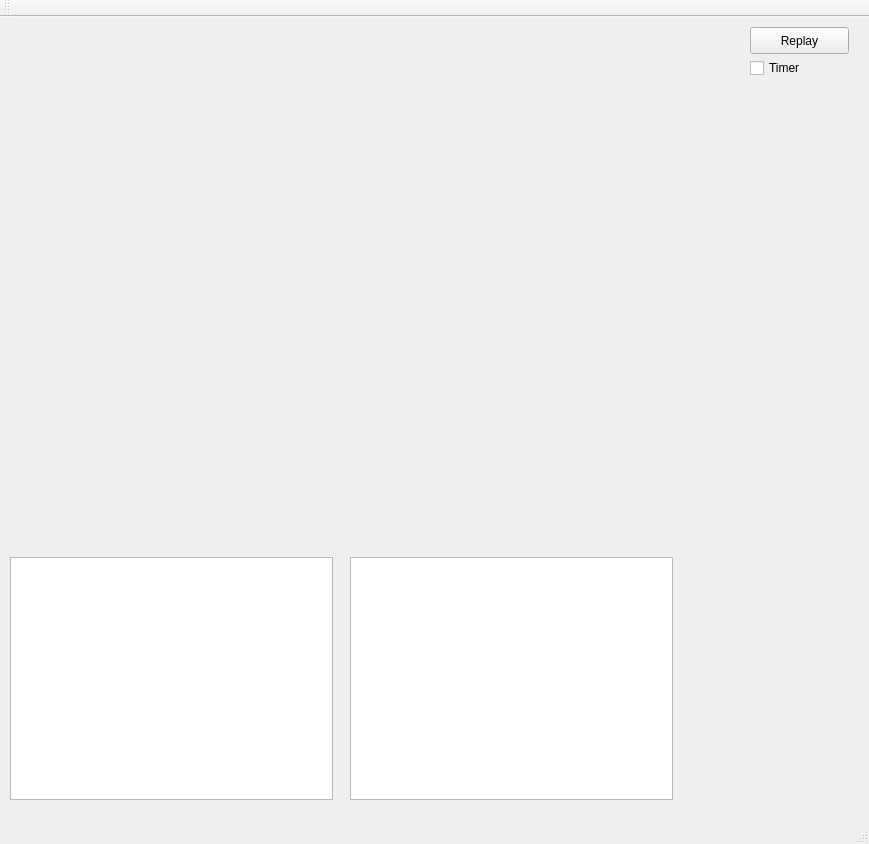
Above: mainwindow.ui from goodgodgd/PointCloudApps before the change. Below: the same form after it.
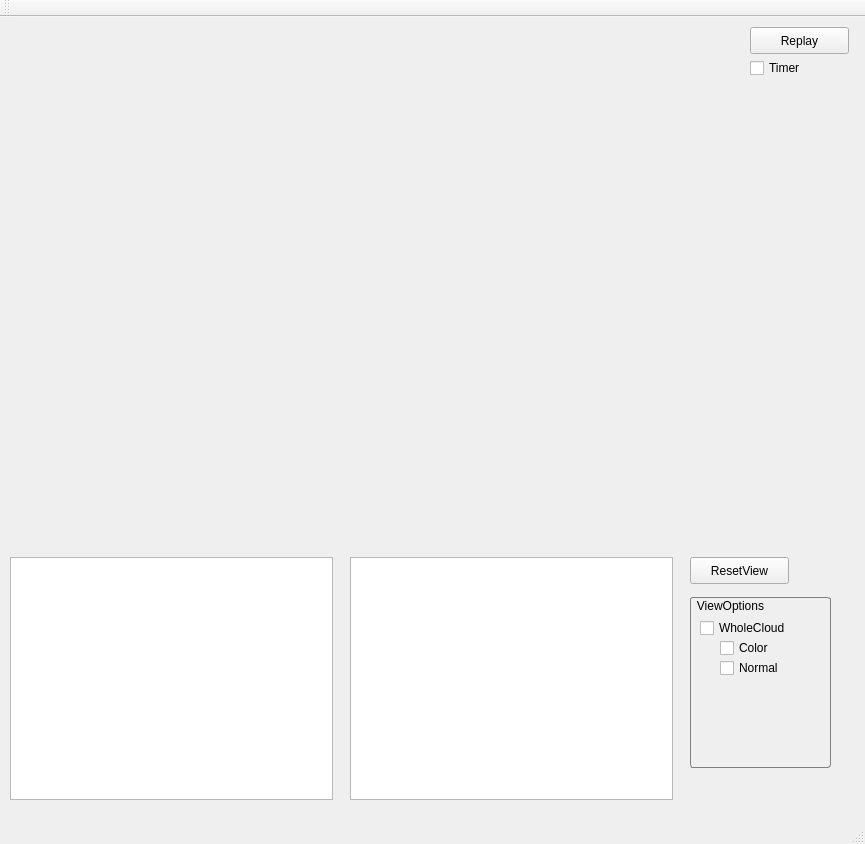
That is the form after the change.

Commit message: remove m_ prefixes, normal vector computed well, draw point cloud with options

Diff of the .ui file:
```diff
--- a/mainwindow.ui
+++ b/mainwindow.ui
@@ -6,7 +6,7 @@
    <rect>
     <x>0</x>
     <y>0</y>
-    <width>869</width>
+    <width>865</width>
     <height>844</height>
    </rect>
   </property>
@@ -87,6 +87,82 @@
      <string>Timer</string>
     </property>
    </widget>
+   <widget class="QGroupBox" name="groupBox">
+    <property name="geometry">
+     <rect>
+      <x>690</x>
+      <y>580</y>
+      <width>141</width>
+      <height>171</height>
+     </rect>
+    </property>
+    <property name="styleSheet">
+     <string notr="true">QGroupBox { 
+     border: 1px solid gray; 
+     border-radius: 3px; 
+ }
+QGroupBox::title { 
+    background-color: transparent;
+     subcontrol-position: top left; /* position at the top left*/ 
+     padding:2 5px;
+ } </string>
+    </property>
+    <property name="title">
+     <string>ViewOptions</string>
+    </property>
+    <widget class="QCheckBox" name="checkBox_wholeCloud">
+     <property name="geometry">
+      <rect>
+       <x>10</x>
+       <y>20</y>
+       <width>121</width>
+       <height>22</height>
+      </rect>
+     </property>
+     <property name="text">
+      <string>WholeCloud</string>
+     </property>
+    </widget>
+    <widget class="QCheckBox" name="checkBox_color">
+     <property name="geometry">
+      <rect>
+       <x>30</x>
+       <y>40</y>
+       <width>101</width>
+       <height>22</height>
+      </rect>
+     </property>
+     <property name="text">
+      <string>Color</string>
+     </property>
+    </widget>
+    <widget class="QCheckBox" name="checkBox_normal">
+     <property name="geometry">
+      <rect>
+       <x>30</x>
+       <y>60</y>
+       <width>101</width>
+       <height>22</height>
+      </rect>
+     </property>
+     <property name="text">
+      <string>Normal</string>
+     </property>
+    </widget>
+   </widget>
+   <widget class="QPushButton" name="pushButton_resetView">
+    <property name="geometry">
+     <rect>
+      <x>690</x>
+      <y>540</y>
+      <width>99</width>
+      <height>27</height>
+     </rect>
+    </property>
+    <property name="text">
+     <string>ResetView</string>
+    </property>
+   </widget>
   </widget>
   <widget class="QMenuBar" name="menuBar">
    <property name="geometry">
```
Left out of the diff: 8 changed lines with no effect on the pictures. The commit also changes 20 other files.
